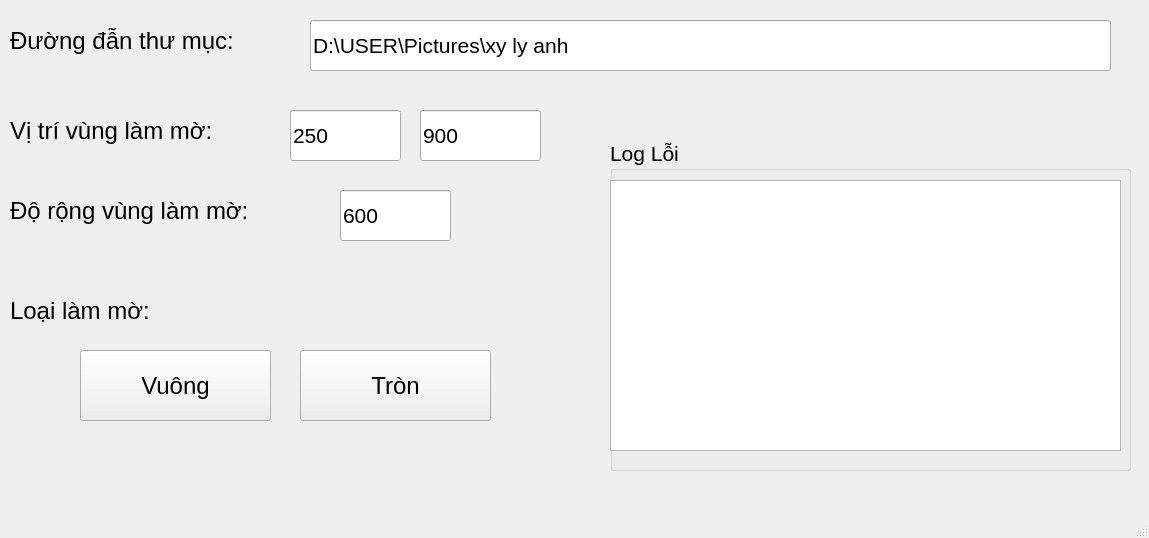
The window that main.ui (duyvo26/Xy-Ly-Anh-Thay-Khoi-Lam-Mo-Anh-Python) describes before a commit, drawn with Qt 5.
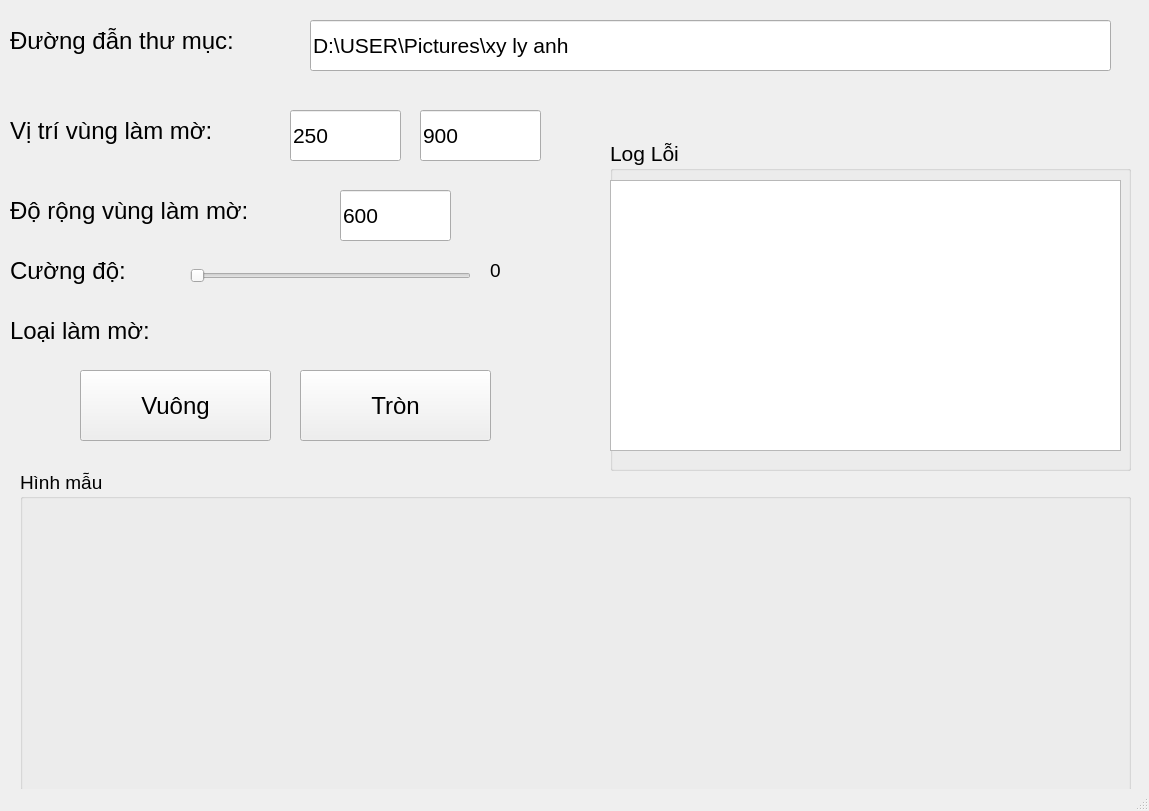
The same window after the commit.

What changed in the file:
```diff
--- a/main.ui
+++ b/main.ui
@@ -7,7 +7,7 @@
     <x>0</x>
     <y>0</y>
     <width>1149</width>
-    <height>538</height>
+    <height>811</height>
    </rect>
   </property>
   <property name="windowTitle">
@@ -156,7 +156,7 @@
     <property name="geometry">
      <rect>
       <x>10</x>
-      <y>290</y>
+      <y>310</y>
       <width>201</width>
       <height>41</height>
      </rect>
@@ -174,7 +174,7 @@
     <property name="geometry">
      <rect>
       <x>80</x>
-      <y>350</y>
+      <y>370</y>
       <width>191</width>
       <height>71</height>
      </rect>
@@ -225,7 +225,7 @@
     <property name="geometry">
      <rect>
       <x>300</x>
-      <y>350</y>
+      <y>370</y>
       <width>191</width>
       <height>71</height>
      </rect>
@@ -239,6 +239,116 @@
      <string>Tròn</string>
     </property>
    </widget>
+   <widget class="QSlider" name="thanh_dieuchinh">
+    <property name="geometry">
+     <rect>
+      <x>190</x>
+      <y>260</y>
+      <width>281</width>
+      <height>31</height>
+     </rect>
+    </property>
+    <property name="font">
+     <font>
+      <pointsize>16</pointsize>
+     </font>
+    </property>
+    <property name="minimum">
+     <number>5</number>
+    </property>
+    <property name="maximum">
+     <number>100</number>
+    </property>
+    <property name="value">
+     <number>5</number>
+    </property>
+    <property name="orientation">
+     <enum>Qt::Horizontal</enum>
+    </property>
+    <property name="tickInterval">
+     <number>100</number>
+    </property>
+   </widget>
+   <widget class="QLabel" name="label_5">
+    <property name="geometry">
+     <rect>
+      <x>10</x>
+      <y>250</y>
+      <width>181</width>
+      <height>41</height>
+     </rect>
+    </property>
+    <property name="font">
+     <font>
+      <pointsize>18</pointsize>
+     </font>
+    </property>
+    <property name="text">
+     <string>Cường độ:</string>
+    </property>
+   </widget>
+   <widget class="QLabel" name="lableCuongDo">
+    <property name="geometry">
+     <rect>
+      <x>490</x>
+      <y>250</y>
+      <width>111</width>
+      <height>41</height>
+     </rect>
+    </property>
+    <property name="font">
+     <font>
+      <pointsize>14</pointsize>
+     </font>
+    </property>
+    <property name="text">
+     <string>0</string>
+    </property>
+   </widget>
+   <widget class="QGroupBox" name="groupBox">
+    <property name="geometry">
+     <rect>
+      <x>20</x>
+      <y>470</y>
+      <width>1111</width>
+      <height>321</height>
+     </rect>
+    </property>
+    <property name="font">
+     <font>
+      <pointsize>14</pointsize>
+     </font>
+    </property>
+    <property name="title">
+     <string>Hình mẫu</string>
+    </property>
+    <widget class="QWidget" name="horizontalLayoutWidget">
+     <property name="geometry">
+      <rect>
+       <x>0</x>
+       <y>30</y>
+       <width>1101</width>
+       <height>281</height>
+      </rect>
+     </property>
+     <layout class="QHBoxLayout" name="horizontalLayout">
+      <item>
+       <widget class="QLabel" name="labviewVuong">
+        <property name="text">
+         <string/>
+        </property>
+       </widget>
+      </item>
+      <item>
+       <widget class="QLabel" name="labviewTron">
+        <property name="text">
+         <string/>
+        </property>
+       </widget>
+      </item>
+     </layout>
+    </widget>
+   </widget>
   </widget>
   <widget class="QStatusBar" name="statusbar"/>
  </widget>
```
